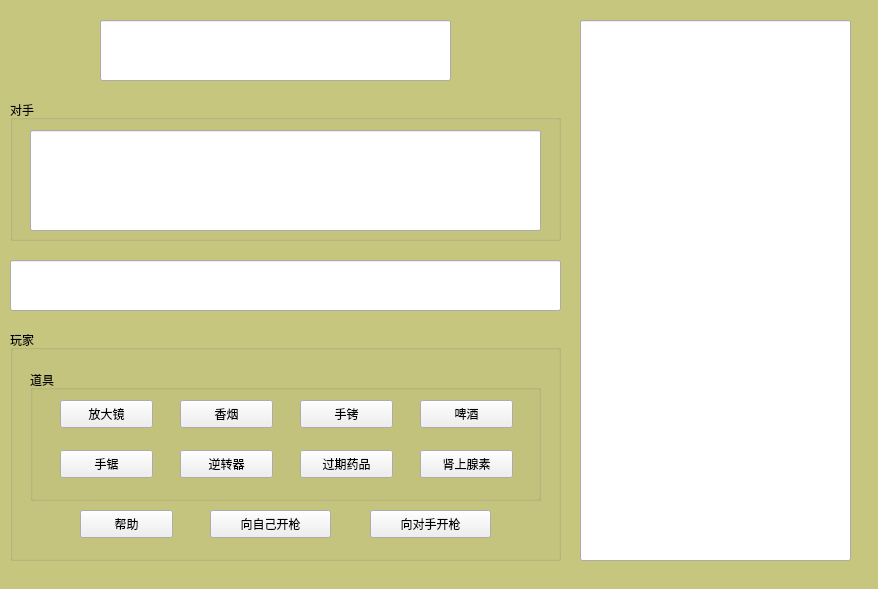
This is startup.ui in Sam-ie/Devil_Roulette as Qt 5 draws it before an edit. The edited form follows.
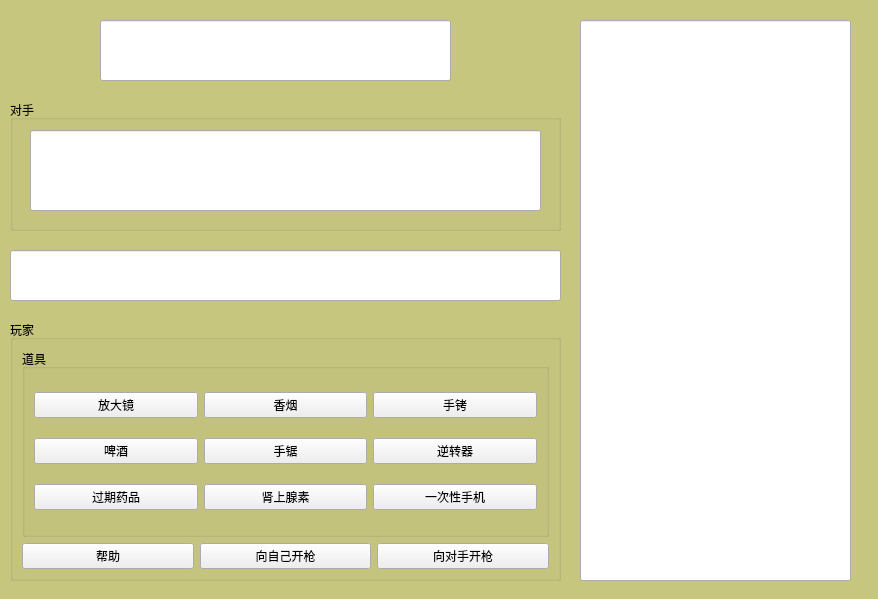
This is the edited form.

The edit to the form file:
```diff
--- a/startup.ui
+++ b/startup.ui
@@ -7,7 +7,7 @@
     <x>0</x>
     <y>0</y>
     <width>878</width>
-    <height>589</height>
+    <height>599</height>
    </rect>
   </property>
   <property name="windowTitle">
@@ -54,7 +54,7 @@
       <property name="geometry">
        <rect>
         <x>10</x>
-        <y>260</y>
+        <y>250</y>
         <width>551</width>
         <height>51</height>
        </rect>
@@ -69,7 +69,7 @@
         <x>10</x>
         <y>100</y>
         <width>551</width>
-        <height>141</height>
+        <height>131</height>
        </rect>
       </property>
       <property name="title">
@@ -81,7 +81,7 @@
          <x>20</x>
          <y>30</y>
          <width>511</width>
-         <height>101</height>
+         <height>81</height>
         </rect>
        </property>
       </widget>
@@ -92,7 +92,7 @@
         <x>580</x>
         <y>20</y>
         <width>271</width>
-        <height>541</height>
+        <height>561</height>
        </rect>
       </property>
       <property name="readOnly">
@@ -103,170 +103,109 @@
       <property name="geometry">
        <rect>
         <x>10</x>
-        <y>330</y>
+        <y>320</y>
         <width>551</width>
-        <height>231</height>
+        <height>261</height>
        </rect>
       </property>
       <property name="title">
        <string>玩家</string>
       </property>
+      <layout class="QGridLayout" name="gridLayout_3">
+       <item row="0" column="0" colspan="3">
       <widget class="QGroupBox" name="groupBox_3">
-       <property name="geometry">
-        <rect>
-         <x>20</x>
-         <y>40</y>
-         <width>511</width>
-         <height>131</height>
-        </rect>
-       </property>
        <property name="title">
         <string>道具</string>
        </property>
+         <layout class="QGridLayout" name="gridLayout_2">
+          <item row="0" column="0">
        <widget class="QPushButton" name="pushButton">
-        <property name="geometry">
-         <rect>
-          <x>30</x>
-          <y>30</y>
-          <width>93</width>
-          <height>28</height>
-         </rect>
-        </property>
         <property name="text">
          <string>放大镜</string>
         </property>
        </widget>
+          </item>
+          <item row="0" column="1">
        <widget class="QPushButton" name="pushButton_2">
-        <property name="geometry">
-         <rect>
-          <x>150</x>
-          <y>30</y>
-          <width>93</width>
-          <height>28</height>
-         </rect>
-        </property>
         <property name="text">
          <string>香烟</string>
         </property>
        </widget>
+          </item>
+          <item row="0" column="2">
        <widget class="QPushButton" name="pushButton_3">
-        <property name="geometry">
-         <rect>
-          <x>270</x>
-          <y>30</y>
-          <width>93</width>
-          <height>28</height>
-         </rect>
-        </property>
         <property name="text">
          <string>手铐</string>
         </property>
        </widget>
+          </item>
+          <item row="1" column="0">
        <widget class="QPushButton" name="pushButton_4">
-        <property name="geometry">
-         <rect>
-          <x>390</x>
-          <y>30</y>
-          <width>93</width>
-          <height>28</height>
-         </rect>
-        </property>
         <property name="text">
          <string>啤酒</string>
         </property>
        </widget>
+          </item>
+          <item row="1" column="1">
        <widget class="QPushButton" name="pushButton_5">
-        <property name="geometry">
-         <rect>
-          <x>30</x>
-          <y>80</y>
-          <width>93</width>
-          <height>28</height>
-         </rect>
-        </property>
         <property name="text">
          <string>手锯</string>
         </property>
        </widget>
+          </item>
+          <item row="1" column="2">
        <widget class="QPushButton" name="pushButton_6">
-        <property name="geometry">
-         <rect>
-          <x>150</x>
-          <y>80</y>
-          <width>93</width>
-          <height>28</height>
-         </rect>
-        </property>
         <property name="text">
          <string>逆转器</string>
         </property>
        </widget>
+          </item>
+          <item row="2" column="0">
        <widget class="QPushButton" name="pushButton_7">
-        <property name="geometry">
-         <rect>
-          <x>270</x>
-          <y>80</y>
-          <width>93</width>
-          <height>28</height>
-         </rect>
-        </property>
         <property name="text">
          <string>过期药品</string>
         </property>
        </widget>
+          </item>
+          <item row="2" column="1">
        <widget class="QPushButton" name="pushButton_8">
-        <property name="geometry">
-         <rect>
-          <x>390</x>
-          <y>80</y>
-          <width>93</width>
-          <height>28</height>
-         </rect>
-        </property>
         <property name="text">
          <string>肾上腺素</string>
         </property>
        </widget>
-      </widget>
+          </item>
+          <item row="2" column="2">
+           <widget class="QPushButton" name="pushButton_23">
+            <property name="text">
+             <string>一次性手机</string>
+            </property>
+           </widget>
+          </item>
+         </layout>
+        </widget>
+       </item>
+       <item row="1" column="0">
+        <widget class="QPushButton" name="pushButton_11">
+         <property name="text">
+          <string>帮助</string>
+         </property>
+        </widget>
+       </item>
+       <item row="1" column="1">
       <widget class="QPushButton" name="pushButton_9">
-       <property name="geometry">
-        <rect>
-         <x>200</x>
-         <y>180</y>
-         <width>121</width>
-         <height>28</height>
-        </rect>
-       </property>
        <property name="text">
         <string>向自己开枪</string>
        </property>
       </widget>
+       </item>
+       <item row="1" column="2">
       <widget class="QPushButton" name="pushButton_10">
-       <property name="geometry">
-        <rect>
-         <x>360</x>
-         <y>180</y>
-         <width>121</width>
-         <height>28</height>
-        </rect>
-       </property>
        <property name="text">
         <string>向对手开枪</string>
        </property>
       </widget>
-      <widget class="QPushButton" name="pushButton_11">
-       <property name="geometry">
-        <rect>
-         <x>70</x>
-         <y>180</y>
-         <width>93</width>
-         <height>28</height>
-        </rect>
-       </property>
-       <property name="text">
-        <string>帮助</string>
-       </property>
-      </widget>
+       </item>
+      </layout>
      </widget>
     </widget>
    </item>
```
Left out of the diff: 2 changed lines with no effect on the pictures. Lines whose indentation alone changed are shown as unchanged.
